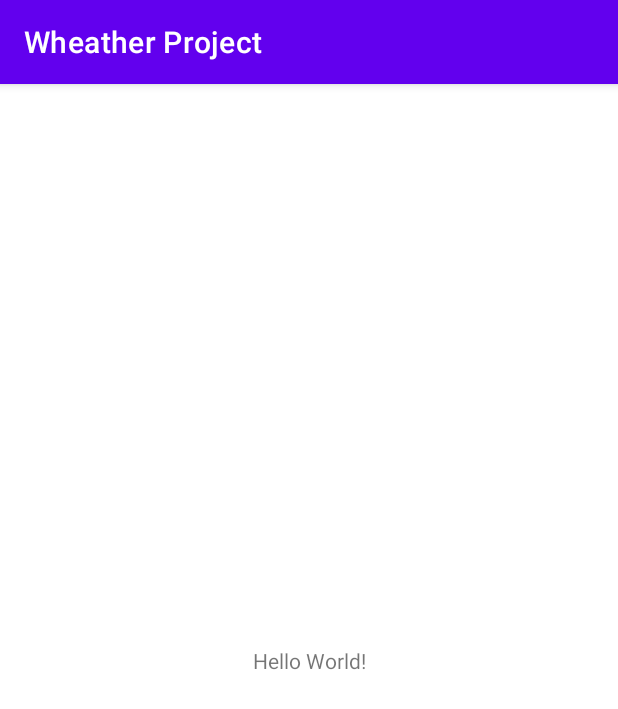
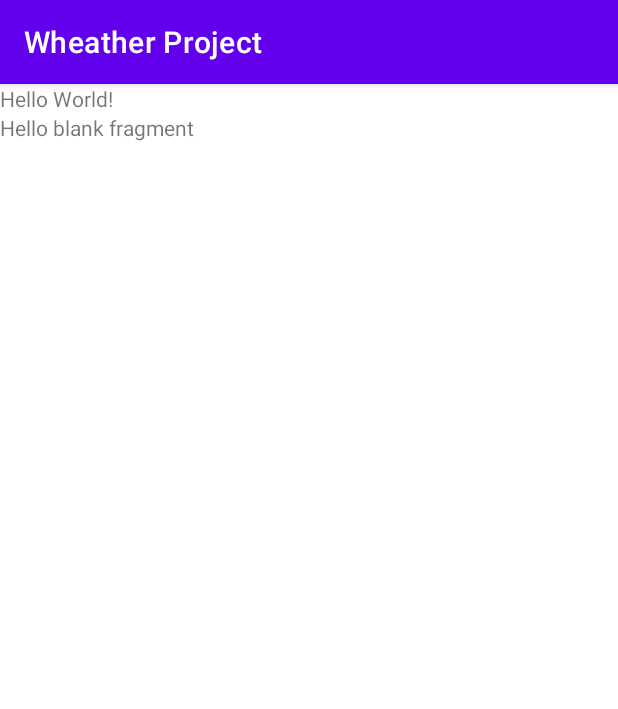
Before and after one commit to stymri/WheatherProject, an Android app: the screen it shows after launch (MainActivity), on a phone screen of 412 x 824 dp. Shown: the top 709 px of the screen. Run offline under Robolectric (Android 15) with nearby library versions, the phone set to English and light mode, and no system bars.

```diff
--- a/app/src/main/java/rai/satyam/wheatherproject/MainActivity.java
+++ b/app/src/main/java/rai/satyam/wheatherproject/MainActivity.java
@@ -2,6 +2,9 @@ package rai.satyam.wheatherproject;
 
 import androidx.appcompat.app.AppCompatActivity;
 
+import android.content.Context;
+import android.net.ConnectivityManager;
+import android.net.NetworkInfo;
 import android.os.Bundle;
 
 public class MainActivity extends AppCompatActivity {
--- a/app/src/main/java/rai/satyam/wheatherproject/ShowWeatherDetails.java
+++ b/app/src/main/java/rai/satyam/wheatherproject/ShowWeatherDetails.java
@@ -1,19 +1,28 @@
 package rai.satyam.wheatherproject;
 
+import android.content.Context;
+import android.net.ConnectivityManager;
+import android.net.NetworkInfo;
 import android.os.Bundle;
 
 import androidx.fragment.app.Fragment;
 
+import android.util.Log;
 import android.view.LayoutInflater;
 import android.view.View;
 import android.view.ViewGroup;
+
+import rai.satyam.wheatherproject.util.Utils;
+import rai.satyam.wheatherproject.util.http.DownloadCallback;
+import rai.satyam.wheatherproject.util.http.DownloadTaskResult;
+import rai.satyam.wheatherproject.util.http.NetworkFragment;
 
 /**
  * A simple {@link Fragment} subclass.
  * Use the {@link ShowWeatherDetails#newInstance} factory method to
  * create an instance of this fragment.
  */
-public class ShowWeatherDetails extends Fragment {
+public class ShowWeatherDetails extends Fragment implements DownloadCallback<DownloadTaskResult> {
 
     // TODO: Rename parameter arguments, choose names that match
     // the fragment initialization parameters, e.g. ARG_ITEM_NUMBER
@@ -23,6 +32,14 @@ public class ShowWeatherDetails extends Fragment {
     // TODO: Rename and change types of parameters
     private String g_sLat;
     private String g_sLon;
+
+    // Keep a reference to the NetworkFragment, which owns the AsyncTask object
+    // that is used to execute network ops.
+    private NetworkFragment networkFragment;
+
+    // Boolean telling us whether a download is in progress, so we don't trigger overlapping
+    // downloads with consecutive button clicks.
+    private boolean downloading = false;
 
     public ShowWeatherDetails() {
         // Required empty public constructor
@@ -58,7 +75,47 @@ public class ShowWeatherDetails extends Fragment {
     @Override
     public View onCreateView(LayoutInflater inflater, ViewGroup container,
                              Bundle savedInstanceState) {
+        networkFragment = NetworkFragment.getInstance(getActivity().getSupportFragmentManager(), "https://api.openweathermap.org/data/2.5/weather?lat=28.67&lon=77.22&appid=154b075c1652f4f2d9c3b7420ab1362a" ,this);
+        this.startDownload();
         // Inflate the layout for this fragment
         return inflater.inflate(R.layout.fragment_show_weather_details, container, false);
     }
+
+    @Override
+    public void updateFromDownload(DownloadTaskResult result) {
+        String v_sResponse;
+        if (result.getResponse() != null){
+            v_sResponse = Utils.getStringFromInputStream(result.getResponse());
+            Log.d("response",v_sResponse);
+        }
+    }
+
+    @Override
+    public NetworkInfo getActiveNetworkInfo() {
+        ConnectivityManager connectivityManager =
+                (ConnectivityManager) getActivity().getApplicationContext().getSystemService(Context.CONNECTIVITY_SERVICE);
+        NetworkInfo networkInfo = connectivityManager.getActiveNetworkInfo();
+        return networkInfo;
+    }
+
+    @Override
+    public void onProgressUpdate(int progressCode, int percentComplete) {
+
+    }
+
+    @Override
+    public void finishDownloading() {
+        downloading = false;
+        if (networkFragment != null) {
+            networkFragment.cancelDownload();
+        }
+    }
+
+    private void startDownload() {
+        if (!downloading && networkFragment != null) {
+            // Execute the async download.
+            networkFragment.startDownload();
+            downloading = true;
+        }
+    }
 }
--- a/app/src/main/java/rai/satyam/wheatherproject/util/http/DownloadTask.java
+++ b/app/src/main/java/rai/satyam/wheatherproject/util/http/DownloadTask.java
@@ -50,6 +50,7 @@ public class DownloadTask extends AsyncTask<String , Integer , DownloadTaskResul
             }
         } catch(Exception v_exException){
             v_Return = new DownloadTaskResult(v_exException);
+            v_exException.printStackTrace();
         }
         return v_Return;
     }
--- a/app/src/main/java/rai/satyam/wheatherproject/util/http/NetworkFragment.java
+++ b/app/src/main/java/rai/satyam/wheatherproject/util/http/NetworkFragment.java
@@ -23,17 +23,18 @@ public class NetworkFragment extends Fragment {
 
     private DownloadCallback<DownloadTaskResult> callback;
     private DownloadTask downloadTask;
-    private String urlString;
+    private String urlString = "https://api.openweathermap.org/data/2.5/weather?lat=28.67&lon=77.22&appid=154b075c1652f4f2d9c3b7420ab1362a";
 
     /**
      * Static initializer for NetworkFragment that sets the URL of the host it will be downloading
      * from.
      */
-    public static NetworkFragment getInstance(FragmentManager fragmentManager, String url) {
+    public static NetworkFragment getInstance(FragmentManager fragmentManager, String url,DownloadCallback<DownloadTaskResult> prm_Callback) {
         NetworkFragment networkFragment = new NetworkFragment();
         Bundle args = new Bundle();
         args.putString(URL_KEY, url);
         networkFragment.setArguments(args);
+        networkFragment.callback = prm_Callback;
         fragmentManager.beginTransaction().add(networkFragment, TAG).commit();
         return networkFragment;
     }
@@ -48,7 +49,7 @@ public class NetworkFragment extends Fragment {
     public void onAttach(Context context) {
         super.onAttach(context);
         // Host Activity will handle callbacks from task.
-        callback = (DownloadCallback<DownloadTaskResult>) context;
+        //callback = (DownloadCallback<DownloadTaskResult>) context;
     }
 
     @Override
--- a/app/src/main/res/layout/activity_main.xml
+++ b/app/src/main/res/layout/activity_main.xml
@@ -1,9 +1,10 @@
 <?xml version="1.0" encoding="utf-8"?>
-<androidx.constraintlayout.widget.ConstraintLayout xmlns:android="http://schemas.android.com/apk/res/android"
+<LinearLayout xmlns:android="http://schemas.android.com/apk/res/android"
     xmlns:app="http://schemas.android.com/apk/res-auto"
     xmlns:tools="http://schemas.android.com/tools"
     android:layout_width="match_parent"
     android:layout_height="match_parent"
+    android:orientation="vertical"
     tools:context=".MainActivity">
 
     <TextView
@@ -15,4 +16,11 @@
         app:layout_constraintRight_toRightOf="parent"
         app:layout_constraintTop_toTopOf="parent" />
 
-</androidx.constraintlayout.widget.ConstraintLayout>
+    <fragment
+        android:id="@+id/fragment"
+        android:name="rai.satyam.wheatherproject.ShowWeatherDetails"
+        android:layout_width="match_parent"
+        android:layout_height="290dp"
+        tools:layout="@layout/fragment_show_weather_details" />
+
+</LinearLayout>
```
Also changed, not shown: app/src/main/java/rai/satyam/wheatherproject/util/Utils.java (added, +20 -0 lines), app/src/main/res/layout/fragment_blank.xml (deleted, +0 -14 lines).
